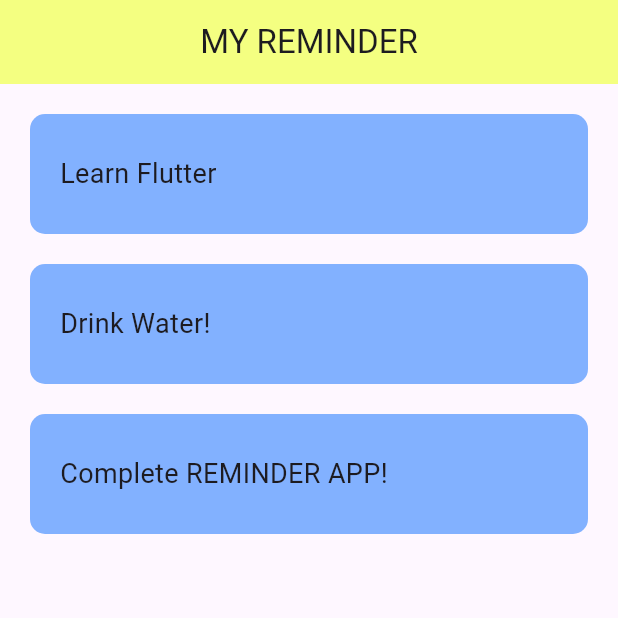
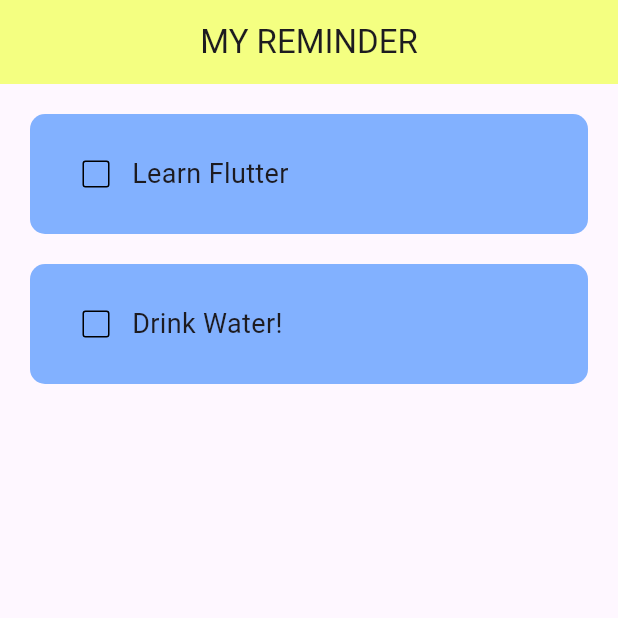
Before and after one commit to Kruti-Ritul/Flutter_Reminder, a Flutter app: the screen it shows after launch, on a phone screen of 412 x 824 dp, the top half of it. Run offline on Flutter 3.47's test engine with Material 3 defaults, Android fonts, the phone set to English and light mode, and no system bars; Roboto replaces fonts that are missing (Ariel).

Commit message:
checkbox created

```diff
--- a/lib/pages/home_page.dart
+++ b/lib/pages/home_page.dart
@@ -1,14 +1,25 @@
 import 'package:flutter/material.dart';
 import 'package:myreminder/utils/reminder.dart';
 
-class HomePage extends StatelessWidget {
+class HomePage extends StatefulWidget {
   HomePage({super.key});
 
+  @override
+  State<HomePage> createState() => _HomePageState();
+}
+
+class _HomePageState extends State<HomePage> {
   List reminderList = [
     ['Learn Flutter', false],
     ['Drink Water!', false],
-    ['Complete REMINDER APP!', false]
+    //['Complete REMINDER APP!', false]
   ];
+
+  void checkBoxChanged(int index) {
+    setState(() {
+      reminderList[index][1] = !reminderList[index][1];
+    });
+  }
 
   @override
   Widget build(BuildContext context) {
@@ -24,6 +35,8 @@ class HomePage extends StatelessWidget {
           itemBuilder: (BuildContext context, index) {
             return Reminder(
               taskName: reminderList[index][0],
+              taskCompleted: reminderList[index][1],
+              onChanged: (value) => checkBoxChanged(index),
             );
           }),
     );
--- a/lib/utils/reminder.dart
+++ b/lib/utils/reminder.dart
@@ -1,9 +1,15 @@
 import 'package:flutter/material.dart';
 
 class Reminder extends StatelessWidget {
-  const Reminder({super.key, required this.taskName});
+  const Reminder(
+      {super.key,
+      required this.taskName,
+      required this.taskCompleted,
+      this.onChanged});
 
   final String taskName;
+  final bool taskCompleted;
+  final Function(bool?)? onChanged;
 
   @override
   Widget build(BuildContext context) {
@@ -24,11 +30,21 @@ class Reminder extends StatelessWidget {
         ),
         child: Row(
           children: [
+            Checkbox(
+              value: taskCompleted,
+              onChanged: onChanged,
+              checkColor: Colors.black,
+              activeColor: Colors.limeAccent[100],
+              side: BorderSide(color: Colors.black),
+            ),
             Text(
               taskName,
-              style: const TextStyle(
+              style: TextStyle(
                 fontFamily: 'Ariel',
                 fontSize: 18,
+                decoration: taskCompleted
+                    ? TextDecoration.lineThrough
+                    : TextDecoration.none,
               ),
             ),
           ],
```
